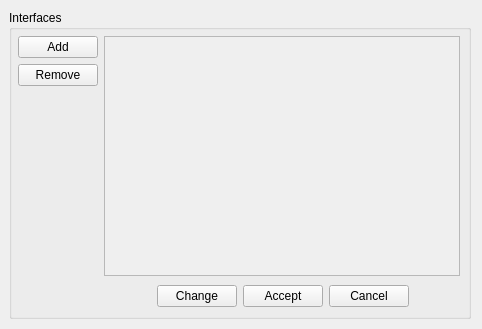
This is src/VMTD/VMTD/interface/VMTDInterfaceManagerForm.ui in ekushko/qt-vxlan-mtd-old as Qt 5 draws it before an edit. The edited form follows.
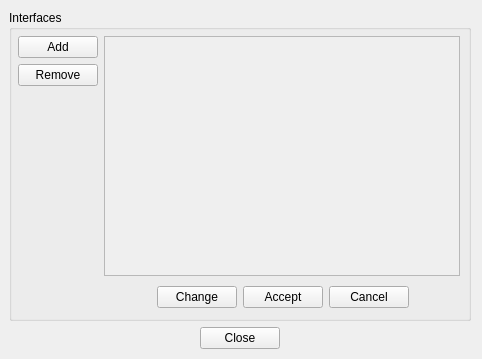
This is the edited form. Icons and pictures are not drawn.

```diff
--- a/src/VMTD/VMTD/interface/VMTDInterfaceManagerForm.ui
+++ b/src/VMTD/VMTD/interface/VMTDInterfaceManagerForm.ui
@@ -7,7 +7,7 @@
     <x>0</x>
     <y>0</y>
     <width>482</width>
-    <height>329</height>
+    <height>359</height>
    </rect>
   </property>
   <property name="windowTitle">
@@ -69,13 +69,13 @@
        <property name="minimumSize">
         <size>
          <width>480</width>
-         <height>327</height>
+         <height>357</height>
         </size>
        </property>
        <property name="maximumSize">
         <size>
          <width>480</width>
-         <height>327</height>
+         <height>359</height>
         </size>
        </property>
        <layout class="QVBoxLayout" name="verticalLayout_3">
@@ -294,6 +294,46 @@
           </layout>
          </widget>
         </item>
+        <item>
+         <layout class="QHBoxLayout" name="hl_3">
+          <property name="topMargin">
+           <number>0</number>
+          </property>
+          <item>
+           <spacer name="_9">
+            <property name="orientation">
+             <enum>Qt::Horizontal</enum>
+            </property>
+            <property name="sizeHint" stdset="0">
+             <size>
+              <width>40</width>
+              <height>20</height>
+             </size>
+            </property>
+           </spacer>
+          </item>
+          <item>
+           <widget class="QPushButton" name="pbClose">
+            <property name="text">
+             <string>Close</string>
+            </property>
+           </widget>
+          </item>
+          <item>
+           <spacer name="_10">
+            <property name="orientation">
+             <enum>Qt::Horizontal</enum>
+            </property>
+            <property name="sizeHint" stdset="0">
+             <size>
+              <width>40</width>
+              <height>20</height>
+             </size>
+            </property>
+           </spacer>
+          </item>
+         </layout>
+        </item>
        </layout>
       </widget>
      </item>
```
Left out of the diff: 2 changed lines with no effect on the pictures.
